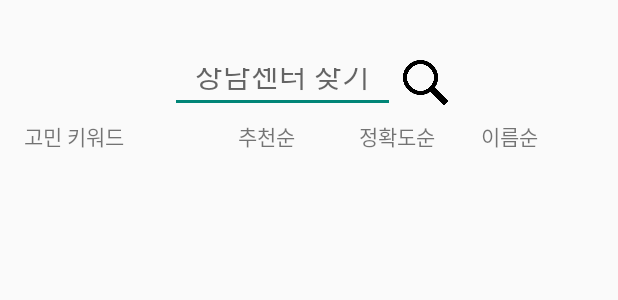
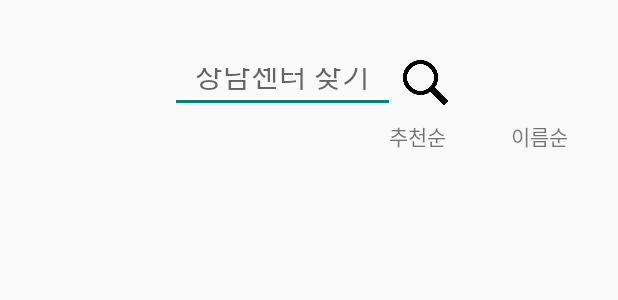
Before and after one commit to baekeunsun/Potential, an Android app: the layout board.xml on its own in the app's theme, with its tools: preview values and no code run, on a phone screen of 412 x 824 dp. Shown: the top 300 px of the screen. Run offline under Robolectric (Android 15) with nearby library versions, the light colour scheme and no system bars.

Commit message:
상담소 정렬(이름순, 추천순)

```diff
--- a/app/src/main/res/layout/board.xml
+++ b/app/src/main/res/layout/board.xml
@@ -41,59 +41,33 @@
         android:layout_margin="10dp">
 
         <TextView
+            android:id="@+id/tv_recommend"
             android:layout_width="0dp"
             android:layout_height="wrap_content"
             android:fontFamily="@font/typo_crayonb"
             android:text="추천순"
+            android:gravity="center"
             android:autoSizeMaxTextSize="20dp"
             android:autoSizeMinTextSize="5dp"
             android:autoSizeTextType="uniform"
             app:layout_constraintWidth_percent="0.2"
             app:layout_constraintHorizontal_bias="0.987"
             app:layout_constraintBottom_toBottomOf="parent"
-            app:layout_constraintEnd_toStartOf="@+id/textView3"
+            app:layout_constraintEnd_toStartOf="@+id/tv_name"
             app:layout_constraintStart_toStartOf="parent"
-            app:layout_constraintTop_toTopOf="@+id/textView3" />
+            app:layout_constraintTop_toTopOf="@+id/tv_name" />
+
+
+
+
 
         <TextView
-            android:id="@+id/textView3"
-            android:layout_width="0dp"
-            android:layout_height="0dp"
-            android:fontFamily="@font/typo_crayonb"
-            android:text="정확도순"
-            android:autoSizeMaxTextSize="20dp"
-            android:autoSizeMinTextSize="5dp"
-            android:autoSizeTextType="uniform"
-            app:layout_constraintBottom_toBottomOf="parent"
-            app:layout_constraintEnd_toStartOf="@+id/textView2"
-            app:layout_constraintHorizontal_bias="0.987"
-            app:layout_constraintStart_toStartOf="parent"
-            app:layout_constraintTop_toTopOf="@+id/textView2"
-            app:layout_constraintWidth_percent="0.2" />
-
-        <TextView
-            android:id="@+id/textView4"
-            android:layout_width="0dp"
-            android:layout_height="0dp"
-            android:fontFamily="@font/typo_crayonb"
-            android:gravity="left"
-            android:text="고민 키워드"
-            android:autoSizeMaxTextSize="20dp"
-            android:autoSizeMinTextSize="5dp"
-            android:autoSizeTextType="uniform"
-            app:layout_constraintBottom_toBottomOf="parent"
-            app:layout_constraintEnd_toEndOf="parent"
-            app:layout_constraintHorizontal_bias="0.02"
-            app:layout_constraintStart_toStartOf="parent"
-            app:layout_constraintTop_toTopOf="parent"
-            app:layout_constraintWidth_percent="0.25" />
-
-        <TextView
-            android:id="@+id/textView2"
+            android:id="@+id/tv_name"
             android:layout_width="0dp"
             android:layout_height="0dp"
             android:fontFamily="@font/typo_crayonb"
             android:text="이름순"
+            android:gravity="center"
             android:autoSizeMaxTextSize="20dp"
             android:autoSizeMinTextSize="5dp"
             android:autoSizeTextType="uniform"
```
Also changed, not shown: app/src/main/java/com/example/potential/Ascending.java (added, +9 -0 lines), app/src/main/java/com/example/potential/Board.java (+38 -7 lines), app/src/main/java/com/example/potential/User.java (+7 -1 lines).
